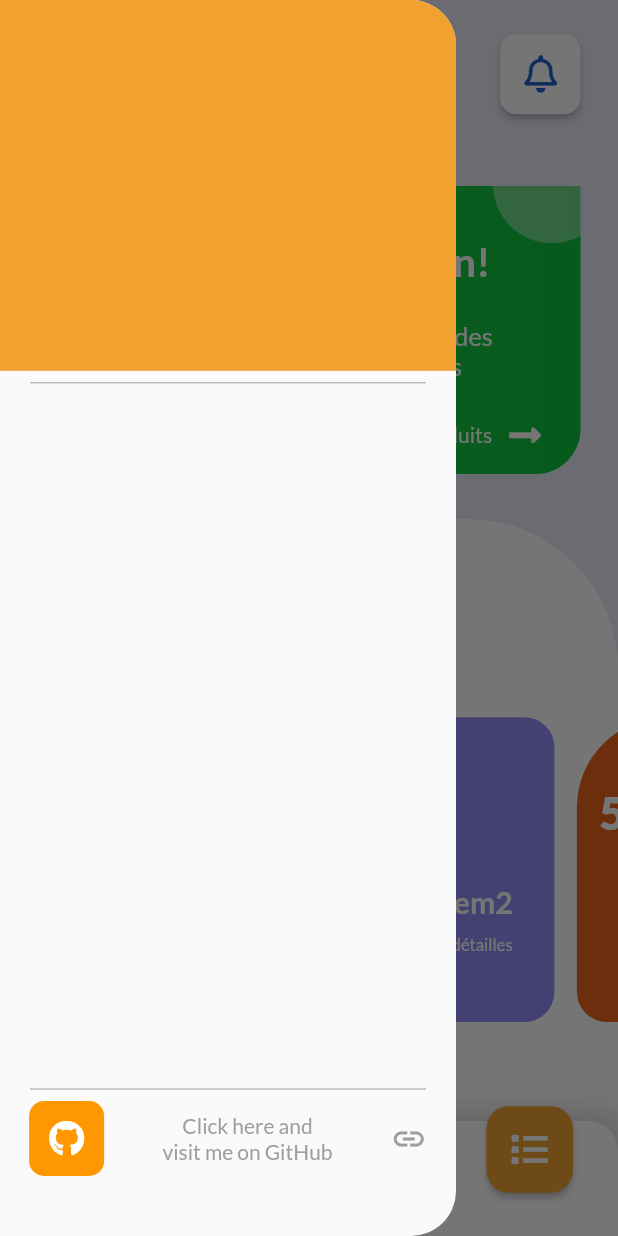
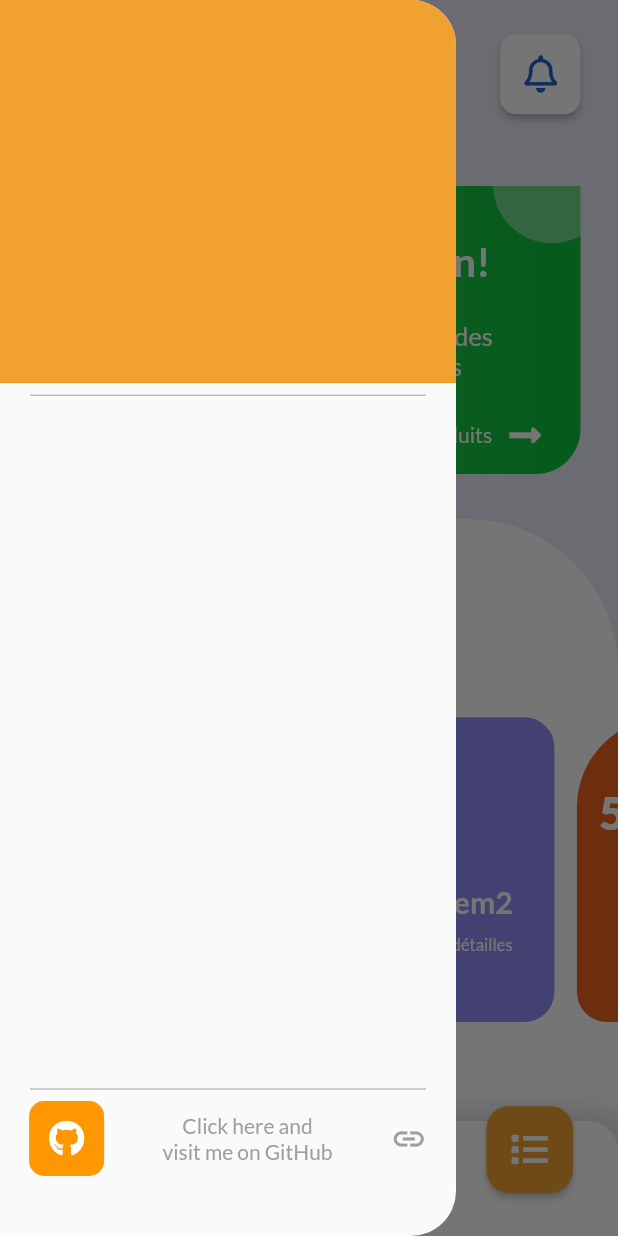
Before and after one commit to B-Houssam/iStock, a Flutter app: the screen it shows after launch, with the side drawer open, on a phone screen of 412 x 824 dp. Run offline on Flutter 3.47's test engine with Material 2 defaults, Android fonts, the phone set to English and light mode, and no system bars; our stand-ins replace font_awesome_flutter, google_fonts.

Commit message:
Update custom-drawer.dart

```diff
--- a/lib/widgets/mainView/custom-drawer.dart
+++ b/lib/widgets/mainView/custom-drawer.dart
@@ -26,7 +26,7 @@ class _DrawState extends State<Draw> {
               mainAxisAlignment: MainAxisAlignment.spaceAround,
               children: <Widget>[
                 Container(
-                  height: MediaQuery.of(context).size.height * .3,
+                  height: MediaQuery.of(context).size.height * .31,
                   decoration: BoxDecoration(
                     color: Color(0XFFF0A12F),
                   ),
```
